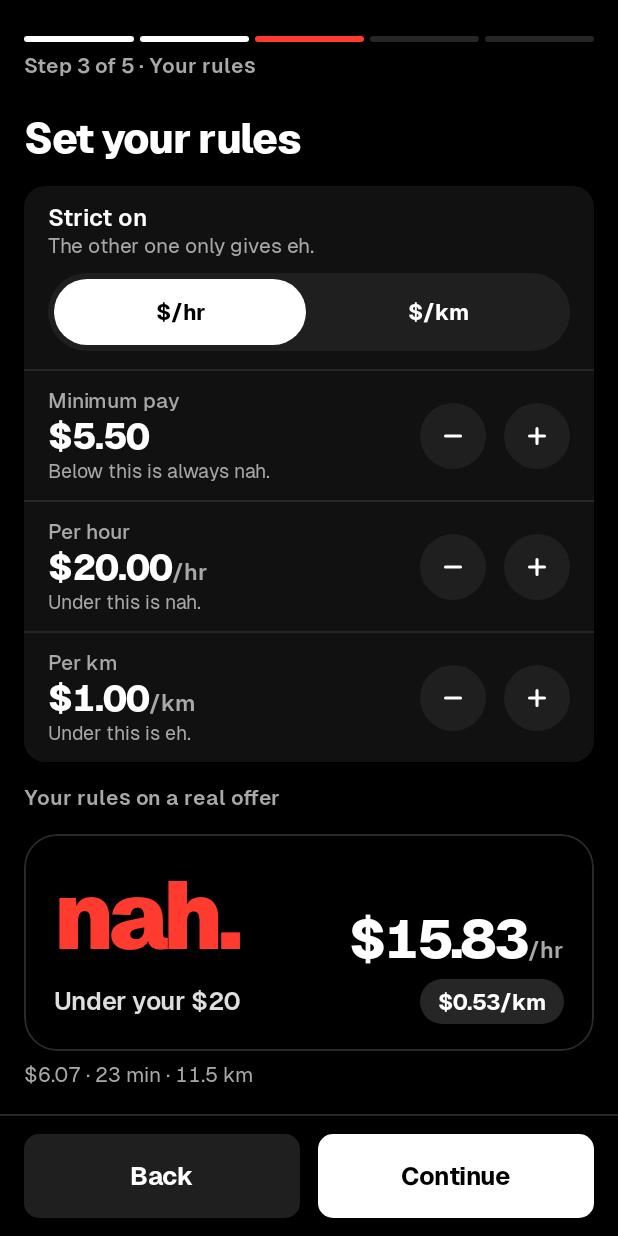
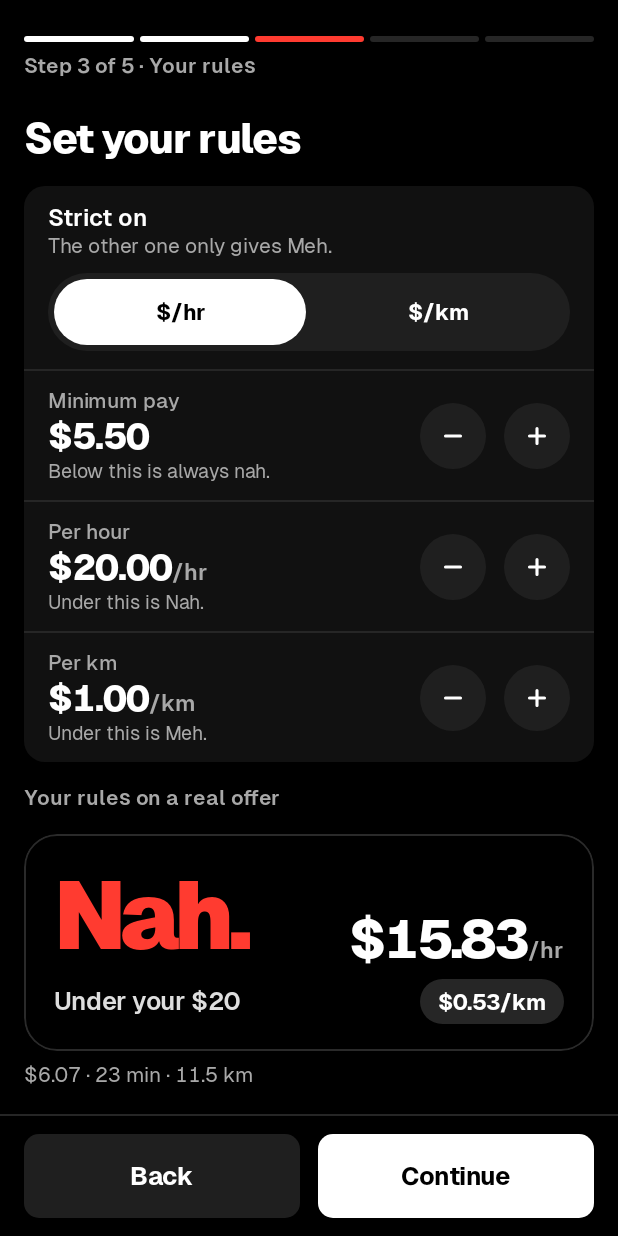
Before and after one commit to ejricahuerta/nah-meter, an Android app built with Jetpack Compose: the screen it shows after launch (MainActivity), after a tap on "Continue", on a phone screen of 412 x 824 dp. Run offline under Robolectric (Android 15) with nearby library versions, the phone set to English and light mode, and no system bars; 3 other taps on this screen came first.

Commit message:
Rename the verdicts to Nah. Meh. Bet!
The brand's verdict words are now Nah., Meh. and Bet! (was nah., eh.,
bet.), with Can't read. and the spoken "Add-on." prefix in sentence case
to match. Chips and running text drop the punctuation ("Bet, Meh or
Nah"). The History filter labels now come from NahCopy instead of
inline strings, and the Nah.eh colour token is renamed to Nah.meh.

The OCR self-filter excluded "eh" but not "meh", so a screenshot that
caught the app's own card would have logged "Meh." as the restaurant;
it now excludes meh, with a test for all four words.

The verdict word on the overlay card is kept to one line, since the
capitalised words are wider beside the strict rate.

Verdicts are still stored by enum name, so the log, CSV and settings
need no migration. CLAUDE.md and README carry the new copy rules.

Co-Authored-By: Claude Opus 5.5 <noreply@anthropic.com>
Claude-Session: https://claude.ai/code/session_01TiDzUZ5r2yrK4wj61oysQY

````diff
--- a/app/src/main/java/dev/edmel/offerchecker/data/Settings.kt
+++ b/app/src/main/java/dev/edmel/offerchecker/data/Settings.kt
@@ -30,7 +30,7 @@ data class AppSettings(
     /** Home's power button (and the tile and notification): when off, no offers are read and no badge shows. */
     val readingEnabled: Boolean = true,
     val vibration: Boolean = true,
-    /** Say the verdict out loud ("nah. 14 an hour"), for couriers who are driving. */
+    /** Say the verdict out loud ("Nah. 14 an hour"), for couriers who are driving. */
     val voice: Boolean = true,
     /** How loud the spoken verdict is, as a share of the phone's media volume (0–100; 0 is silent). */
     val voiceVolume: Int = 80,
--- a/app/src/main/java/dev/edmel/offerchecker/service/BadgeOverlay.kt
+++ b/app/src/main/java/dev/edmel/offerchecker/service/BadgeOverlay.kt
@@ -153,7 +153,8 @@ class BadgeOverlay(private val context: Context) {
         }
         val unknown = e.verdict == Verdict.GREY
         row.addView(
-            text(NahCopy.word(e.verdict), if (unknown) 44f else 64f, font900, wordColor(e.verdict), if (unknown) -0.05f else -0.07f),
+            text(NahCopy.word(e.verdict), if (unknown) 44f else 64f, font900, wordColor(e.verdict), if (unknown) -0.05f else -0.07f)
+                .apply { maxLines = 1 },
             LinearLayout.LayoutParams(0, ViewGroup.LayoutParams.WRAP_CONTENT, 1f),
         )
         // The strict rate big (normally $/hr), the other in the chip.
@@ -266,7 +267,7 @@ class BadgeOverlay(private val context: Context) {
         private val CARD_SOFT = Color.rgb(0xDE, 0xDE, 0xDE)
         private val CARD_CHIP = Color.rgb(0x26, 0x26, 0x26)
 
-        /** The verdict word's colour on the black card: bet green, eh yellow, nah red. */
+        /** The verdict word's colour on the black card: Bet green, Meh yellow, Nah red. */
         fun wordColor(v: Verdict): Int = when (v) {
             Verdict.GREEN -> Color.rgb(0x30, 0xD1, 0x58)
             Verdict.YELLOW -> Color.rgb(0xFF, 0xD6, 0x0A)
--- a/app/src/main/java/dev/edmel/offerchecker/service/NahCopy.kt
+++ b/app/src/main/java/dev/edmel/offerchecker/service/NahCopy.kt
@@ -12,20 +12,20 @@ import java.math.BigDecimal
 import java.math.RoundingMode
 
 /**
- * nah.meter's words for a verdict, from the design system's voice: lowercase verdicts that end in a
- * full stop, then the number, then the reason ("nah. $15.83/hr · Under your $20").
+ * nah.meter's words for a verdict: Nah., Meh. and Bet!, then the number, then the reason
+ * ("Nah. $15.83/hr · Under your $20").
  */
 object NahCopy {
-    /** On cards and pills: always with the full stop. */
+    /** On cards and pills: always with its full stop, or Bet!'s exclamation mark. */
     fun word(v: Verdict) = when (v) {
-        Verdict.GREEN -> "bet."
-        Verdict.YELLOW -> "eh."
-        Verdict.RED -> "nah."
-        Verdict.GREY -> "can't read."
+        Verdict.GREEN -> "Bet!"
+        Verdict.YELLOW -> "Meh."
+        Verdict.RED -> "Nah."
+        Verdict.GREY -> "Can't read."
     }
 
-    /** In lists and chips the full stop becomes the coloured dot before the word. */
-    fun chipWord(v: Verdict) = word(v).removeSuffix(".")
+    /** In lists and chips the full stop (or Bet!'s mark) becomes the coloured dot before the word. */
+    fun chipWord(v: Verdict) = word(v).trimEnd('.', '!')
 
     /** A rate split for the card, so the unit can be drawn smaller: "$15.83" and "/hr". */
     data class Rate(val amount: String, val unit: String) {
@@ -91,16 +91,16 @@ object NahCopy {
     private fun strictTarget(t: Thresholds) = if (t.priority == Priority.PER_KM) perKmTarget(t) else hourlyTarget(t)
 
     /**
-     * Said out loud while driving. By default the word and whole dollars an hour, "nah. 14 an hour"
-     * ("$14.19/hr" reads badly aloud); [VoiceMode.WORD] is just "nah." and [VoiceMode.WORD_HOURLY_KM]
-     * adds the $/km as "nah. 14 an hour, 53 cents a k." Add-ons start with "add-on.".
-     * With [Priority.PER_KM] the $/km leads instead: "nah. 53 cents a k." and
-     * "nah. 53 cents a k, 14 an hour."
+     * Said out loud while driving. By default the word and whole dollars an hour, "Nah. 14 an hour"
+     * ("$14.19/hr" reads badly aloud); [VoiceMode.WORD] is just "Nah." and [VoiceMode.WORD_HOURLY_KM]
+     * adds the $/km as "Nah. 14 an hour, 53 cents a k." Add-ons start with "Add-on.".
+     * With [Priority.PER_KM] the $/km leads instead: "Nah. 53 cents a k." and
+     * "Nah. 53 cents a k, 14 an hour."
      */
     fun speech(e: Evaluation, mode: VoiceMode = VoiceMode.WORD_HOURLY, priority: Priority = Priority.HOURLY): String {
-        if (e.verdict == Verdict.GREY) return if (mode == VoiceMode.WORD) "can't read." else "can't read. check it yourself."
+        if (e.verdict == Verdict.GREY) return if (mode == VoiceMode.WORD) "Can't read." else "Can't read. Check it yourself."
         val line = StringBuilder()
-        if (e.offer?.addOn == true) line.append("add-on. ")
+        if (e.offer?.addOn == true) line.append("Add-on. ")
         line.append(word(e.verdict))
         if (mode == VoiceMode.WORD) return line.toString()
         val hourly = "${e.hourly?.toBigInteger() ?: 0} an hour"
@@ -127,12 +127,12 @@ object NahCopy {
     }
 
     /**
-     * What TalkBack announces, the card in reading order: "nah. $15.83 per hour. Under your $20,
-     * $0.53 per km." With $/km strict the $/km comes first: "nah. $0.53 per km. Under your $1 per
+     * What TalkBack announces, the card in reading order: "Nah. $15.83 per hour. Under your $20,
+     * $0.53 per km." With $/km strict the $/km comes first: "Nah. $0.53 per km. Under your $1 per
      * km, $15.83 per hour."
      */
     fun spoken(e: Evaluation, t: Thresholds): String {
-        val (big, chip) = rates(e, t) ?: return "can't read. Check this offer yourself."
+        val (big, chip) = rates(e, t) ?: return "Can't read. Check this offer yourself."
         return "${word(e.verdict)} ${spokenRate(big)}. " +
             (cardReason(e, t) + (chip?.let { " · $it" } ?: ""))
                 .replace(" · ", ", ").replace("/km", " per km").replace("/hr", " per hour") + "."
--- a/app/src/main/java/dev/edmel/offerchecker/service/ServiceState.kt
+++ b/app/src/main/java/dev/edmel/offerchecker/service/ServiceState.kt
@@ -16,7 +16,7 @@ fun isUberPackage(pkg: CharSequence?): Boolean = pkg != null && pkg.startsWith("
 /**
  * One diagnostics log entry: a title and its details, copied as
  * ```
- * [2026-10-29 20:27:37] - Offer: nah. (screenshot)
+ * [2026-10-29 20:27:37] - Offer: Nah. (screenshot)
  * - pay $13.54 · 63 min · 38.3 km · 2 orders
  * ```
  */
--- a/app/src/main/java/dev/edmel/offerchecker/service/StatusNotification.kt
+++ b/app/src/main/java/dev/edmel/offerchecker/service/StatusNotification.kt
@@ -35,7 +35,7 @@ object StatusNotification {
         return Notification.Builder(context, CHANNEL)
             .setSmallIcon(R.drawable.ic_stat_check)
             .setContentTitle(if (reading) "nah.meter is on" else "nah.meter is paused")
-            .setContentText(if (reading) "bet., eh. or nah. above every Uber offer. Read-only." else "No verdicts until you resume.")
+            .setContentText(if (reading) "Bet, Meh or Nah above every Uber offer. Read-only." else "No verdicts until you resume.")
             .setContentIntent(open)
             .addAction(
                 Notification.Action.Builder(
--- a/app/src/main/java/dev/edmel/offerchecker/service/Voice.kt
+++ b/app/src/main/java/dev/edmel/offerchecker/service/Voice.kt
@@ -11,7 +11,7 @@ import java.util.Locale
 import android.speech.tts.Voice as TtsVoice
 
 /**
- * Says the verdict out loud ("nah. 14 an hour") so a courier who is driving doesn't have to look.
+ * Says the verdict out loud ("Nah. 14 an hour") so a courier who is driving doesn't have to look.
  * Uses the phone's own text-to-speech engine (on the device, no network).
  *
  * It plays on the media volume, not the navigation one: Uber raises and lowers navigation volume
--- a/app/src/main/java/dev/edmel/offerchecker/ui/HomeScreen.kt
+++ b/app/src/main/java/dev/edmel/offerchecker/ui/HomeScreen.kt
@@ -167,7 +167,7 @@ private fun PowerButton(on: Boolean, label: String, active: Boolean, onChange: (
     }
 }
 
-/** Today's numbers: offers read, average $/hr, the bet · eh · nah split, and the best offer. */
+/** Today's numbers: offers read, average $/hr, the Bet · Meh · Nah split, and the best offer. */
 @Composable
 private fun Overview(today: List<OfferEntry>, modifier: Modifier = Modifier) {
     val c = Nah.c
@@ -194,7 +194,7 @@ private fun Overview(today: List<OfferEntry>, modifier: Modifier = Modifier) {
         }
         NahDivider()
         Row(Modifier.fillMaxWidth().padding(16.dp), horizontalArrangement = Arrangement.spacedBy(12.dp)) {
-            Stat("bet · eh · nah", split, Modifier.weight(1f))
+            Stat("Bet · Meh · Nah", split, Modifier.weight(1f))
             Stat("Best offer", perHour(today.maxOf { it.hourly }), Modifier.weight(1f))
         }
     }
--- a/app/src/main/java/dev/edmel/offerchecker/ui/LogScreen.kt
+++ b/app/src/main/java/dev/edmel/offerchecker/ui/LogScreen.kt
@@ -78,7 +78,7 @@ fun LogScreen(thresholds: Thresholds, modifier: Modifier = Modifier) {
     val offers by dao.observeAll().collectAsState(initial = emptyList())
     var confirmClear by remember { mutableStateOf(false) }
     var open by remember { mutableStateOf<OfferEntry?>(null) }
-    // 0 = all, then bet, eh, nah.
+    // 0 = all, then Bet, Meh, Nah.
     var filter by rememberSaveable { mutableIntStateOf(0) }
 
     val export = rememberLauncherForActivityResult(ActivityResultContracts.CreateDocument("text/csv")) { uri ->
@@ -112,7 +112,7 @@ fun LogScreen(thresholds: Thresholds, modifier: Modifier = Modifier) {
                 }, kind = NahButtonKind.Secondary, small = true, enabled = offers.isNotEmpty())
             }
         }
-        item { NahSegmented(listOf("All", "bet", "eh", "nah"), filter, { filter = it }) }
+        item { NahSegmented(verdicts.map { it?.let(NahCopy::chipWord) ?: "All" }, filter, { filter = it }) }
         if (shown.isEmpty()) {
             item {
                 NahGroup {
--- a/app/src/main/java/dev/edmel/offerchecker/ui/Nah.kt
+++ b/app/src/main/java/dev/edmel/offerchecker/ui/Nah.kt
@@ -98,7 +98,7 @@ object Nah {
     val cardSoft = Color(0xFFDEDEDE)
     val cardChip = Color(0xFF262626)
     val bet = Color(0xFF30D158)
-    val eh = Color(0xFFFFD60A)
+    val meh = Color(0xFFFFD60A)
     val nah = Color(0xFFFF3B30)
     val unknown = Color(0xFF8E8E93)
 
@@ -127,7 +127,7 @@ object Nah {
     /** The verdict word's colour on the black card, and its dot in chips. */
     fun verdictColor(v: Verdict) = when (v) {
         Verdict.GREEN -> bet
-        Verdict.YELLOW -> eh
+        Verdict.YELLOW -> meh
         Verdict.RED -> nah
         Verdict.GREY -> unknown
     }
--- a/app/src/main/java/dev/edmel/offerchecker/ui/SettingsScreen.kt
+++ b/app/src/main/java/dev/edmel/offerchecker/ui/SettingsScreen.kt
@@ -109,7 +109,7 @@ private fun SettingsMain(settings: AppSettings, onPage: (SettingsPage) -> Unit,
                     onPage(SettingsPage.VOICE)
                 }
                 NahDivider()
-                NahRow("Haptics", "bet short · eh double · nah long") {
+                NahRow("Haptics", "Bet short · Meh double · Nah long") {
                     NahSwitch(settings.vibration, { v -> scope.launch { repo.setVibration(v) } }, "Haptics")
                 }
                 NahDivider()
--- a/app/src/main/java/dev/edmel/offerchecker/ui/SetupScreen.kt
+++ b/app/src/main/java/dev/edmel/offerchecker/ui/SetupScreen.kt
@@ -151,7 +151,7 @@ private fun WelcomeStep(thresholds: Thresholds) {
         }
         Column(verticalArrangement = Arrangement.spacedBy(8.dp)) {
             Example(Verdict.GREEN, "pays your rate")
-            // eh. is the soft rate falling short, so it depends on which rate is strict.
+            // Meh. is the soft rate falling short, so it depends on which rate is strict.
             Example(Verdict.YELLOW, if (perKmFirst) "pays the km, slow trip" else "pays the hour, long drive")
             Example(Verdict.RED, "not worth your time")
         }
--- a/app/src/main/java/dev/edmel/offerchecker/ui/ThresholdsScreen.kt
+++ b/app/src/main/java/dev/edmel/offerchecker/ui/ThresholdsScreen.kt
@@ -103,7 +103,7 @@ fun RuleSteppers(t: Thresholds, showExtras: Boolean) {
     val scope = rememberCoroutineScope()
     val perKmFirst = t.priority == Priority.PER_KM
     SegmentedRow(
-        "Strict on", "The other one only gives eh.", listOf("$/hr", "$/km"), if (perKmFirst) 1 else 0,
+        "Strict on", "The other one only gives Meh.", listOf("$/hr", "$/km"), if (perKmFirst) 1 else 0,
     ) { i -> scope.launch { repo.setPriority(if (i == 1) Priority.PER_KM else Priority.HOURLY) } }
     NahDivider()
     ThresholdField(
@@ -114,14 +114,14 @@ fun RuleSteppers(t: Thresholds, showExtras: Boolean) {
     )
     NahDivider()
     ThresholdField(
-        "Per hour", money(t.minHourly), "/hr", if (perKmFirst) "Under this is eh." else "Under this is nah.",
+        "Per hour", money(t.minHourly), "/hr", if (perKmFirst) "Under this is Meh." else "Under this is Nah.",
         "Decrease per hour by $0.50", "Increase per hour by $0.50",
         { scope.launch { repo.setMinHourly(step(t.minHourly, "-0.50", "5", "80")) } },
         { scope.launch { repo.setMinHourly(step(t.minHourly, "0.50", "5", "80")) } },
     )
     NahDivider()
     ThresholdField(
-        "Per km", money(t.minPerKm), "/km", if (perKmFirst) "Under this is nah." else "Under this is eh.",
+        "Per km", money(t.minPerKm), "/km", if (perKmFirst) "Under this is Nah." else "Under this is Meh.",
         "Decrease per km by $0.05", "Increase per km by $0.05",
         { scope.launch { repo.setMinPerKm(step(t.minPerKm, "-0.05", "0", "5")) } },
         { scope.launch { repo.setMinPerKm(step(t.minPerKm, "0.05", "0", "5")) } },
--- a/app/src/main/res/values/strings.xml
+++ b/app/src/main/res/values/strings.xml
@@ -1,5 +1,5 @@
 <?xml version="1.0" encoding="utf-8"?>
 <resources>
     <string name="app_name">nah.meter</string>
-    <string name="accessibility_description">nah.meter reads the pay, minutes and km on each Uber Eats offer and answers in one word above it: bet., eh. or nah. Read-only: it never taps anything in Uber, and nothing leaves your phone.</string>
+    <string name="accessibility_description">nah.meter reads the pay, minutes and km on each Uber Eats offer and answers in one word above it: Bet, Meh or Nah. Read-only: it never taps anything in Uber, and nothing leaves your phone.</string>
 </resources>
--- a/core/src/main/kotlin/dev/edmel/offerchecker/core/Model.kt
+++ b/core/src/main/kotlin/dev/edmel/offerchecker/core/Model.kt
@@ -8,7 +8,7 @@ enum class Verdict { GREEN, YELLOW, RED, GREY }
 enum class Check { MIN_PAY, MAX_KM, HOURLY, PER_KM }
 
 /**
- * Which rate is strict: missing it is nah., missing the other is only eh. $/km suits busy times,
+ * Which rate is strict: missing it is Nah., missing the other is only Meh. $/km suits busy times,
  * when traffic stretches the minutes but not the distance.
  */
 enum class Priority { HOURLY, PER_KM }
--- a/core/src/main/kotlin/dev/edmel/offerchecker/core/OfferParser.kt
+++ b/core/src/main/kotlin/dev/edmel/offerchecker/core/OfferParser.kt
@@ -144,11 +144,11 @@ object OfferParser {
 
     /**
      * Card furniture that isn't a place, and nahmeter's own verdict card if a screenshot caught it
-     * ("can't read.", "Check this offer yourself", "Under your $20 ·").
+     * ("Can't read.", "Meh.", "Check this offer yourself", "Under your $20 ·").
      */
     private val NOT_A_PLACE = Regex(
         """customer verification|including estimated tip|exclusive|add a delivery|^\W*(delivery|package)\b|\$\s?\d|""" +
-            """^\W*(bet|eh|nah|can'?t read)\W*$|check this offer|under your|clears your|pays the hour|short on \$/km|add-on ·""",
+            """^\W*(bet|meh|nah|can'?t read)\W*$|check this offer|under your|clears your|pays the hour|short on \$/km|add-on ·""",
         RegexOption.IGNORE_CASE,
     )
 
````
Also changed, not shown: 3 other files.
